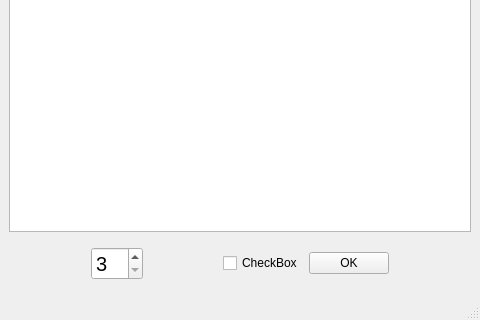
Qt form mainwindow.ui (Mgk2000/Paint-Polyhedron) before a commit; both pictures show x 0 to 480 and y 320 to 640 of the 480 by 640 pixel window.
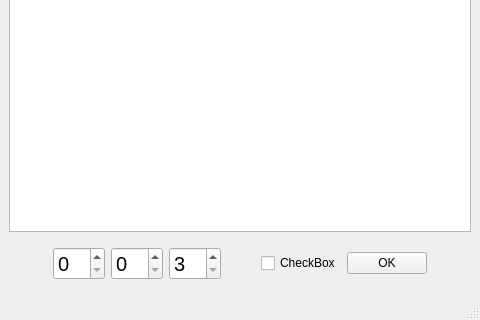
The same form after that commit.

```diff
--- a/mainwindow.ui
+++ b/mainwindow.ui
@@ -40,40 +40,36 @@
            </property>
           </spacer>
          </item>
-         <item row="0" column="2">
-          <spacer name="horizontalSpacer_2">
-           <property name="orientation">
-            <enum>Qt::Horizontal</enum>
-           </property>
-           <property name="sizeHint" stdset="0">
-            <size>
-             <width>40</width>
-             <height>20</height>
-            </size>
-           </property>
-          </spacer>
-         </item>
          <item row="0" column="4">
+          <spacer name="horizontalSpacer_2">
+           <property name="orientation">
+            <enum>Qt::Horizontal</enum>
+           </property>
+           <property name="sizeHint" stdset="0">
+            <size>
+             <width>40</width>
+             <height>20</height>
+            </size>
+           </property>
+          </spacer>
+         </item>
+         <item row="0" column="6">
           <widget class="QPushButton" name="ncellsOkButton">
            <property name="text">
             <string>OK</string>
            </property>
           </widget>
          </item>
-         <item row="0" column="5">
-          <spacer name="horizontalSpacer_3">
-           <property name="orientation">
-            <enum>Qt::Horizontal</enum>
-           </property>
-           <property name="sizeHint" stdset="0">
-            <size>
-             <width>40</width>
-             <height>20</height>
-            </size>
-           </property>
-          </spacer>
-         </item>
          <item row="0" column="1">
+          <widget class="QSpinBox" name="typeSpinBox">
+           <property name="font">
+            <font>
+             <pointsize>15</pointsize>
+            </font>
+           </property>
+          </widget>
+         </item>
+         <item row="0" column="3">
           <widget class="QSpinBox" name="ncellsSpinBox">
            <property name="font">
             <font>
@@ -88,13 +84,35 @@
            </property>
           </widget>
          </item>
-         <item row="0" column="3">
+         <item row="0" column="5">
           <widget class="QCheckBox" name="editorCheckBox">
            <property name="text">
             <string>CheckBox</string>
            </property>
           </widget>
          </item>
+         <item row="0" column="7">
+          <spacer name="horizontalSpacer_3">
+           <property name="orientation">
+            <enum>Qt::Horizontal</enum>
+           </property>
+           <property name="sizeHint" stdset="0">
+            <size>
+             <width>40</width>
+             <height>20</height>
+            </size>
+           </property>
+          </spacer>
+         </item>
+         <item row="0" column="2">
+          <widget class="QSpinBox" name="divideSpinBox">
+           <property name="font">
+            <font>
+             <pointsize>15</pointsize>
+            </font>
+           </property>
+          </widget>
+         </item>
         </layout>
        </widget>
       </item>
```
